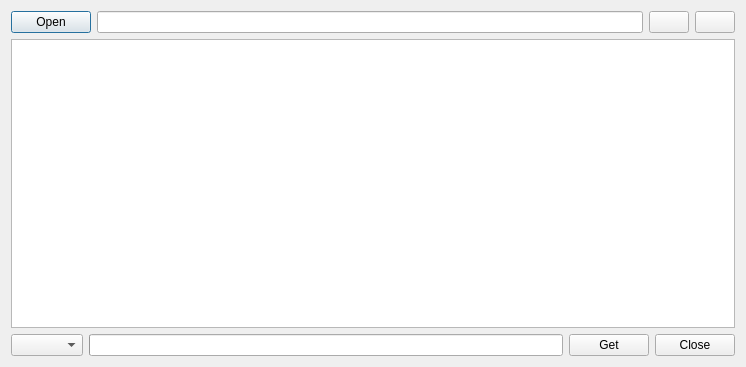
This is src/bomi/ui/subtitlefinddialog.ui in bylee20/bomi as Qt 5 draws it before an edit. The edited form follows.
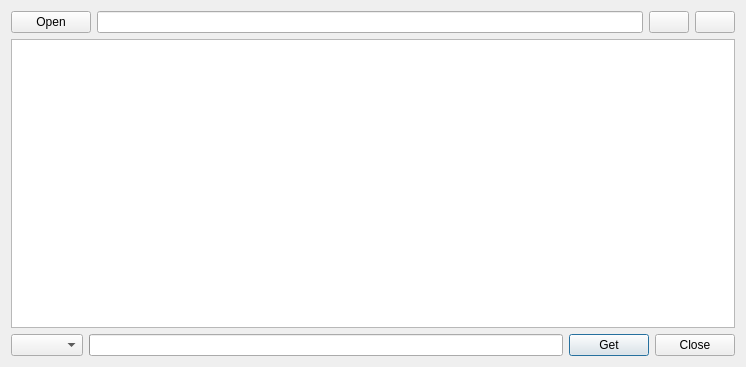
This is the edited form.

Commit message: SubtitleFinder: 'Get' will be in focus by default

The edit to the form file:
```diff
--- a/src/bomi/ui/subtitlefinddialog.ui
+++ b/src/bomi/ui/subtitlefinddialog.ui
@@ -65,6 +65,9 @@
        <property name="text">
         <string>Get</string>
        </property>
+       <property name="default">
+        <bool>true</bool>
+       </property>
       </widget>
      </item>
      <item>
```
